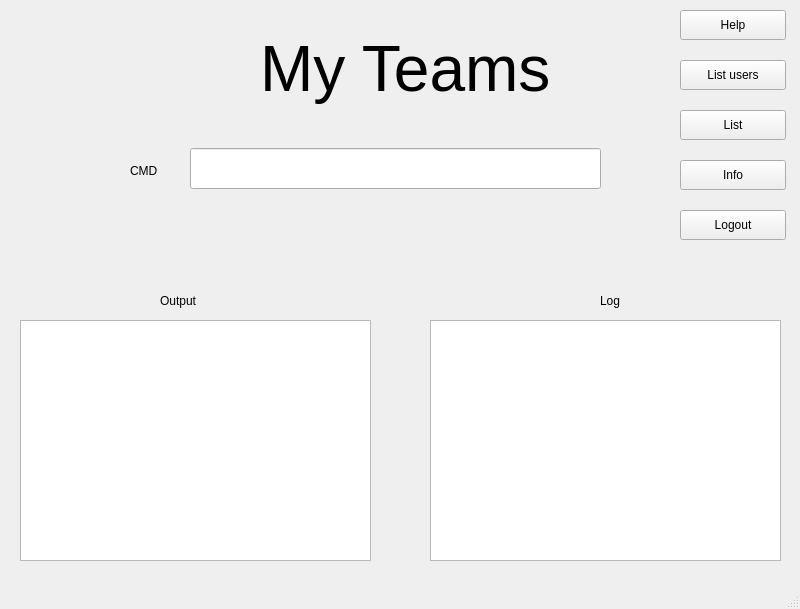
Before: the Qt Designer form bonus/ui/my_teams.ui in AntoineKoiko/myTeams, drawn with Qt 5.
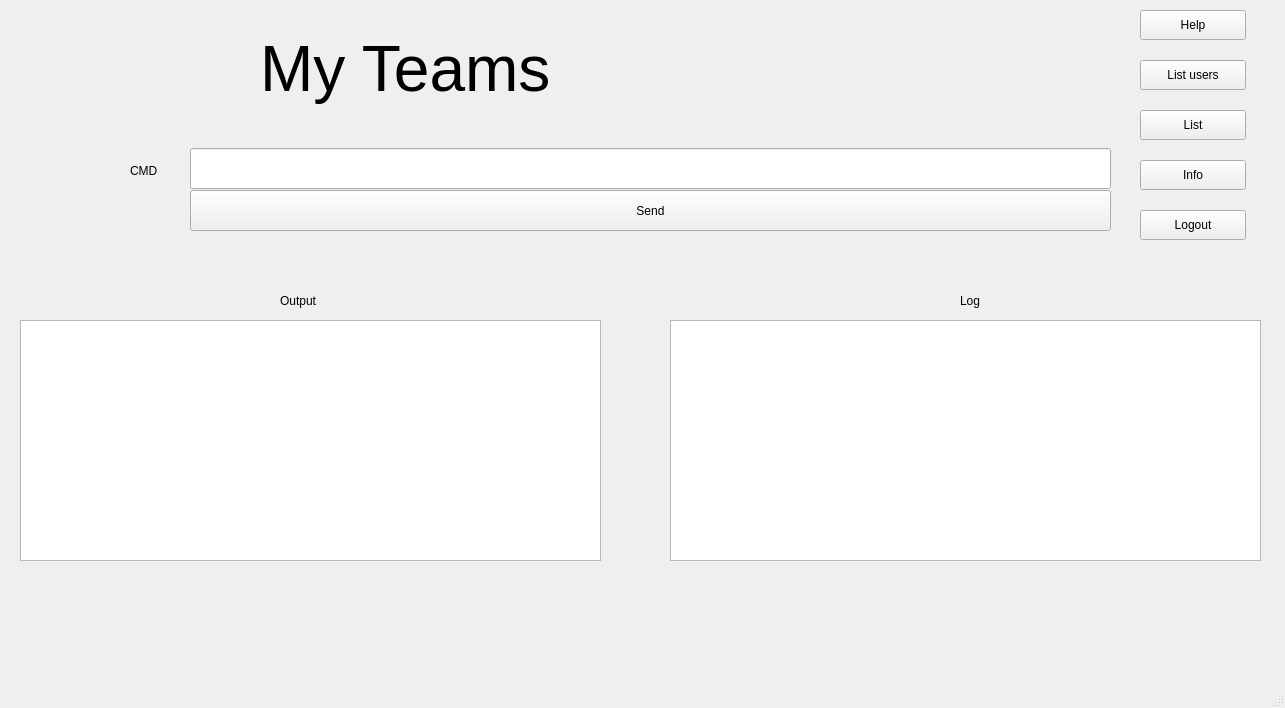
After: the same form once the commit is applied.

Commit message: feat(gui.py): update ui design

Patch:
```diff
--- a/bonus/ui/my_teams.ui
+++ b/bonus/ui/my_teams.ui
@@ -6,8 +6,8 @@
    <rect>
     <x>0</x>
     <y>0</y>
-    <width>800</width>
-    <height>609</height>
+    <width>1285</width>
+    <height>708</height>
    </rect>
   </property>
   <property name="windowTitle">
@@ -32,7 +32,7 @@
      <rect>
       <x>190</x>
       <y>148</y>
-      <width>411</width>
+      <width>921</width>
       <height>41</height>
      </rect>
     </property>
@@ -55,7 +55,7 @@
      <rect>
       <x>20</x>
       <y>320</y>
-      <width>351</width>
+      <width>581</width>
       <height>241</height>
      </rect>
     </property>
@@ -66,9 +66,9 @@
    <widget class="QTextEdit" name="log_box">
     <property name="geometry">
      <rect>
-      <x>430</x>
+      <x>670</x>
       <y>320</y>
-      <width>351</width>
+      <width>591</width>
       <height>241</height>
      </rect>
     </property>
@@ -79,7 +79,7 @@
    <widget class="QLabel" name="output_label">
     <property name="geometry">
      <rect>
-      <x>160</x>
+      <x>280</x>
       <y>290</y>
       <width>80</width>
       <height>21</height>
@@ -92,7 +92,7 @@
    <widget class="QLabel" name="log_label">
     <property name="geometry">
      <rect>
-      <x>600</x>
+      <x>960</x>
       <y>290</y>
       <width>80</width>
       <height>21</height>
@@ -105,7 +105,7 @@
    <widget class="QPushButton" name="help_btn">
     <property name="geometry">
      <rect>
-      <x>680</x>
+      <x>1140</x>
       <y>10</y>
       <width>106</width>
       <height>30</height>
@@ -118,7 +118,7 @@
    <widget class="QPushButton" name="logout_btn">
     <property name="geometry">
      <rect>
-      <x>680</x>
+      <x>1140</x>
       <y>210</y>
       <width>106</width>
       <height>30</height>
@@ -131,7 +131,7 @@
    <widget class="QPushButton" name="listUsers_btn">
     <property name="geometry">
      <rect>
-      <x>680</x>
+      <x>1140</x>
       <y>60</y>
       <width>106</width>
       <height>30</height>
@@ -144,7 +144,7 @@
    <widget class="QPushButton" name="list_btn">
     <property name="geometry">
      <rect>
-      <x>680</x>
+      <x>1140</x>
       <y>110</y>
       <width>106</width>
       <height>30</height>
@@ -157,7 +157,7 @@
    <widget class="QPushButton" name="info_btn">
     <property name="geometry">
      <rect>
-      <x>680</x>
+      <x>1140</x>
       <y>160</y>
       <width>106</width>
       <height>30</height>
@@ -167,6 +167,19 @@
      <string>Info</string>
     </property>
    </widget>
+   <widget class="QPushButton" name="send_btn">
+    <property name="geometry">
+     <rect>
+      <x>190</x>
+      <y>190</y>
+      <width>921</width>
+      <height>41</height>
+     </rect>
+    </property>
+    <property name="text">
+     <string>Send</string>
+    </property>
+   </widget>
   </widget>
   <widget class="QMenuBar" name="menubar">
    <property name="geometry">
```
Left out of the diff: 2 changed lines with no effect on the pictures. The commit also changes 3 other files.
